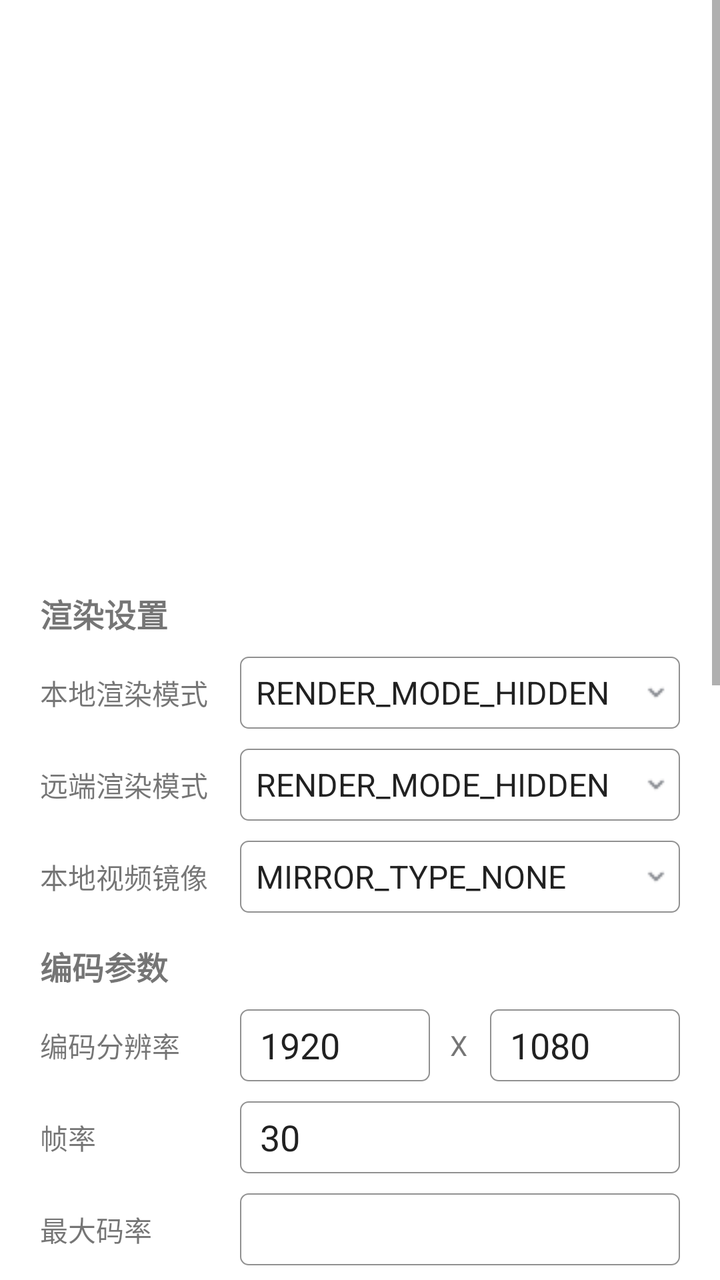
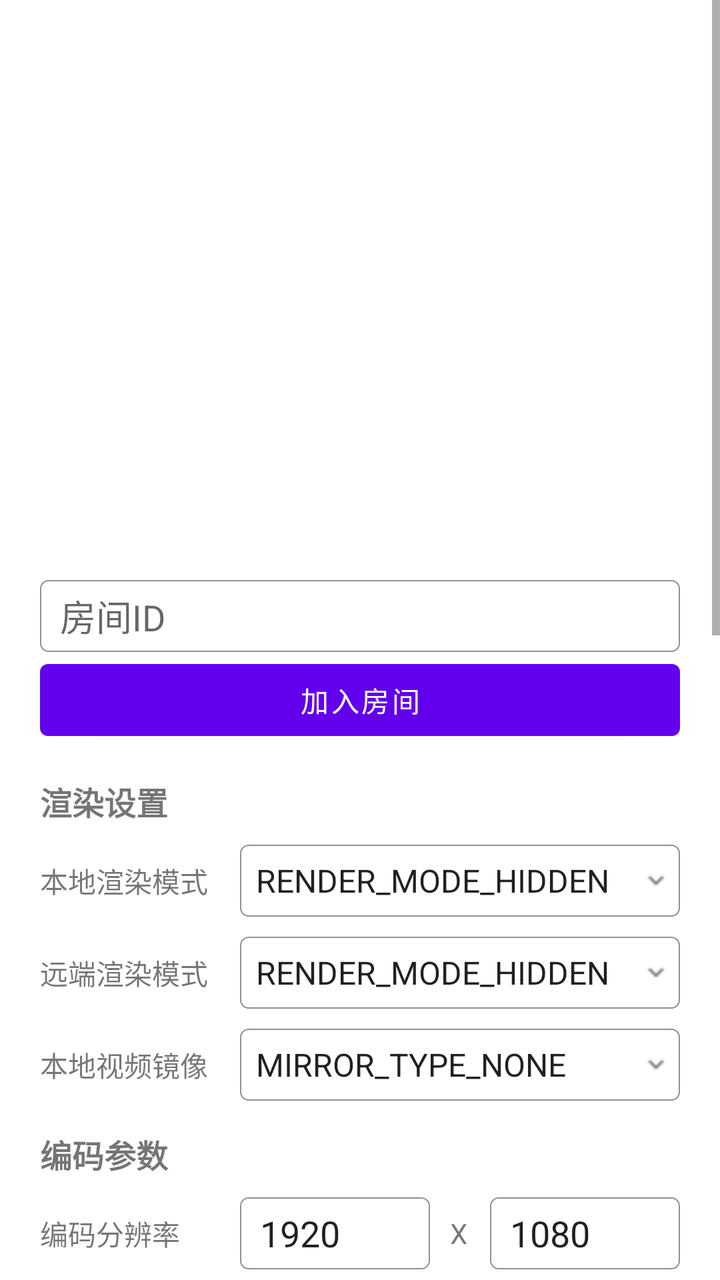

The first picture is an Android layout as it rendered before a commit; the second is the same layout after the commit. The layout source and the unified diff follow.
<!-- AndroidManifest.xml: application theme Theme.APIExample -->
<!-- res/layout/activity_video_config.xml -->
<?xml version="1.0" encoding="utf-8"?>
<ScrollView xmlns:android="http://schemas.android.com/apk/res/android"
    xmlns:app="http://schemas.android.com/apk/res-auto"
    xmlns:tools="http://schemas.android.com/tools"
    android:layout_width="match_parent"
    android:layout_height="match_parent"

    tools:context=".examples.VideoConfigActivity">

    <LinearLayout
        android:layout_width="match_parent"
        android:layout_height="wrap_content"
        android:orientation="vertical">


    <LinearLayout
        android:layout_width="match_parent"
        android:layout_height="280dp"
        android:orientation="horizontal">

        <FrameLayout
            android:id="@+id/local_view_container"
            android:layout_width="0dp"
            android:layout_height="match_parent"
            android:layout_weight="1"
            app:layout_constraintTop_toTopOf="parent"
            />

        <FrameLayout
            android:id="@+id/remote_view_container"
            android:layout_width="0dp"
            android:layout_height="match_parent"
            android:layout_weight="1"
            app:layout_constraintTop_toTopOf="parent"
            />

    </LinearLayout>

    <LinearLayout
        android:layout_width="match_parent"
        android:layout_height="wrap_content"
        android:orientation="vertical"
        android:layout_marginHorizontal="20dp">

        <TextView
            android:layout_width="match_parent"
            android:layout_height="wrap_content"
            android:textStyle="bold"
            android:text="渲染设置"
            android:layout_marginTop="15dp"
            android:textSize="16sp"/>

        <LinearLayout
            android:layout_width="match_parent"
            android:layout_height="wrap_content"
            android:gravity="center_vertical"
            android:layout_marginTop="10dp"
            android:orientation="horizontal">

            <TextView
                android:layout_width="100dp"
                android:layout_height="wrap_content"
                android:text="本地渲染模式"/>

            <Spinner
                android:id="@+id/local_render_mode_spinner"
                android:layout_width="match_parent"
                android:layout_height="36dp"
                android:entries="@array/renderMode"
                android:spinnerMode="dropdown"
                android:background="@drawable/spinner_bg"
                />

        </LinearLayout>

        <LinearLayout
            android:layout_width="match_parent"
            android:layout_height="wrap_content"
            android:gravity="center_vertical"
            android:layout_marginTop="10dp"
            android:orientation="horizontal">

            <TextView
                android:layout_width="100dp"
                android:layout_height="wrap_content"
                android:text="远端渲染模式"/>

            <Spinner
                android:id="@+id/remote_render_mode_spinner"
                android:layout_width="0dp"
                android:layout_height="36dp"
                android:layout_weight="1"
                android:entries="@array/renderMode"
                android:spinnerMode="dropdown"
                android:background="@drawable/spinner_bg"/>

        </LinearLayout>

        <LinearLayout
            android:layout_width="match_parent"
            android:layout_height="wrap_content"
            android:gravity="center_vertical"
            android:layout_marginTop="10dp"
            android:orientation="horizontal">

            <TextView
                android:layout_width="100dp"
                android:layout_height="wrap_content"
                android:text="本地视频镜像"/>

            <Spinner
                android:id="@+id/mirror_type_spinner"
                android:layout_width="0dp"
                android:layout_height="36dp"
                android:layout_weight="1"
                android:entries="@array/mirrorType"
                android:spinnerMode="dropdown"
                android:background="@drawable/spinner_bg"/>
        </LinearLayout>

        <TextView
            android:layout_width="match_parent"
            android:layout_height="wrap_content"
            android:textStyle="bold"
            android:text="编码参数"
            android:layout_marginTop="15dp"
            android:textSize="16sp"/>


        <LinearLayout
            android:layout_width="match_parent"
            android:layout_height="wrap_content"
            android:gravity="center_vertical"
            android:layout_marginTop="10dp"
            android:orientation="horizontal">

            <TextView
                android:layout_width="100dp"
                android:layout_height="wrap_content"
                android:text="编码分辨率"/>

            <EditText
                android:id="@+id/encoder_width"
                android:layout_width="0dp"
                android:layout_height="36dp"
                android:paddingLeft="10dp"
                android:layout_weight="1"
                android:background="@drawable/edit_background"
                android:inputType="number"
                android:text="1920"/>
            <TextView
                android:layout_width="10dp"
                android:layout_height="wrap_content"
                android:layout_marginHorizontal="10dp"
                android:text="X"/>

            <EditText
                android:id="@+id/encoder_height"
                android:layout_width="0dp"
                android:layout_height="36dp"
                android:paddingLeft="10dp"
                android:layout_weight="1"
                android:background="@drawable/edit_background"
                android:inputType="number"
                android:text="1080"
                />
        </LinearLayout>

        <LinearLayout
            android:layout_width="match_parent"
            android:layout_height="wrap_content"
            android:gravity="center_vertical"
            android:layout_marginTop="10dp"
            android:orientation="horizontal">

            <TextView
                android:layout_width="100dp"
                android:layout_height="wrap_content"
                android:inputType="number"
                android:text="帧率"/>

            <EditText
                android:id="@+id/encoder_frame_rate"
                android:layout_width="match_parent"
                android:layout_height="36dp"
                android:paddingLeft="10dp"
                android:background="@drawable/edit_background"
                android:text="30"/>

        </LinearLayout>

        <LinearLayout
            android:layout_width="match_parent"
            android:layout_height="wrap_content"
            android:gravity="center_vertical"
            android:layout_marginTop="10dp"
            android:orientation="horizontal">

            <TextView
                android:layout_width="100dp"
                android:layout_height="wrap_content"
                android:text="最大码率"/>

            <EditText
                android:id="@+id/max_bit_rate"
                android:layout_width="match_parent"
                android:layout_height="36dp"
                android:paddingLeft="10dp"
                android:background="@drawable/edit_background"
                android:inputType="number"/>
        </LinearLayout>

        <LinearLayout
            android:layout_width="match_parent"
            android:layout_height="wrap_content"
            android:gravity="center_vertical"
            android:layout_marginTop="10dp"
            android:orientation="horizontal">

            <TextView
                android:layout_width="100dp"
                android:layout_height="wrap_content"
                android:text="最小码率"/>

            <EditText
                android:id="@+id/min_bit_rate"
                android:layout_width="match_parent"
                android:layout_height="36dp"
                android:paddingLeft="10dp"
                android:background="@drawable/edit_background"
                android:inputType="number"/>
        </LinearLayout>
        <LinearLayout
            android:layout_width="match_parent"
            android:layout_height="wrap_content"
            android:gravity="center_vertical"
            android:layout_marginTop="10dp"
            android:orientation="horizontal">

            <TextView
                android:layout_width="100dp"
                android:layout_height="wrap_content"
                android:text="编码策略偏好"/>

            <Spinner
                android:id="@+id/encoder_preference_spinner"
                android:layout_width="match_parent"
                android:layout_height="36dp"
                android:layout_weight="1"
                android:entries="@array/encoderPreference"
                android:spinnerMode="dropdown"
                android:background="@drawable/spinner_bg"/>

        </LinearLayout>

        <Button
            android:id="@+id/btn_encoder_config"
            android:layout_width="match_parent"
            android:layout_height="wrap_content"
            android:text="设置编码配置"
            android:layout_gravity="right"/>

        <TextView
            android:layout_width="match_parent"
            android:layout_height="wrap_content"
            android:textStyle="bold"
            android:text="采集参数"
            android:layout_marginTop="15dp"
            android:textSize="16sp"/>

        <LinearLayout
            android:layout_width="match_parent"
            android:layout_height="wrap_content"
            android:gravity="center_vertical"
            android:orientation="horizontal"
            android:layout_marginTop="10dp">

            <TextView
                android:layout_width="100dp"
                android:layout_height="wrap_content"
                android:text="采集分辨率"/>

            <EditText
                android:id="@+id/capture_width"
                android:layout_width="0dp"
                android:layout_height="36dp"
                android:layout_weight="1"
                android:paddingLeft="10dp"
                android:background="@drawable/edit_background"
                android:inputType="number"
                android:text="1920"/>
            <TextView
                android:layout_width="10dp"
                android:layout_height="wrap_content"
                android:layout_marginHorizontal="10dp"
                android:text="X"/>

            <EditText
                android:id="@+id/capture_height"
                android:layout_width="0dp"
                android:layout_height="36dp"
                android:layout_weight="1"
                android:paddingLeft="10dp"
                android:background="@drawable/edit_background"
                android:inputType="number"
                android:text="1080"
                />
        </LinearLayout>



        <LinearLayout
            android:layout_width="match_parent"
            android:layout_height="wrap_content"
            android:gravity="center_vertical"
            android:orientation="horizontal"
            android:layout_marginTop="10dp">

            <TextView
                android:layout_width="100dp"
                android:layout_height="wrap_content"
                android:text="帧率"/>

            <EditText
                android:id="@+id/capture_frame_rate"
                android:layout_width="match_parent"
                android:layout_height="36dp"
                android:paddingLeft="10dp"
                android:background="@drawable/edit_background"
                android:text="30"/>

        </LinearLayout>

        <LinearLayout
            android:layout_width="match_parent"
            android:layout_height="wrap_content"
            android:gravity="center_vertical"
            android:orientation="horizontal"
            android:layout_marginTop="10dp">

            <TextView
                android:layout_width="100dp"
                android:layout_height="wrap_content"
                android:text="视频采集模式"/>

            <Spinner
                android:id="@+id/capture_preference_spinner"
                android:layout_width="match_parent"
                android:layout_height="36dp"
                android:layout_weight="1"
                android:entries="@array/capturePreference"
                android:spinnerMode="dropdown"
                android:background="@drawable/spinner_bg"/>

        </LinearLayout>

        <Button
            android:id="@+id/btn_capture_config"
            android:layout_width="match_parent"
            android:layout_height="wrap_content"
            android:text="设置采集配置"
            android:layout_gravity="right"/>

        <TextView
            android:layout_width="match_parent"
            android:layout_height="wrap_content"
            android:textStyle="bold"
            android:text="旋转设置"
            android:layout_marginTop="15dp"
            android:textSize="16sp"/>

        <LinearLayout
            android:layout_width="match_parent"
            android:layout_height="wrap_content"
            android:gravity="center_vertical"
            android:orientation="horizontal"
            android:layout_marginTop="10dp">

            <TextView
                android:layout_width="100dp"
                android:layout_height="wrap_content"
                android:layout_marginLeft="10dp"
                android:text="视频帧朝向"/>

            <Spinner
                android:id="@+id/video_orientation_spinner"
                android:layout_width="0dp"
                android:layout_height="36dp"
                android:layout_weight="1"
                android:entries="@array/videoOrientation"
                android:spinnerMode="dropdown"
                android:background="@drawable/spinner_bg"/>
        </LinearLayout>

        <LinearLayout
            android:layout_width="match_parent"
            android:layout_height="wrap_content"
            android:gravity="center_vertical"
            android:orientation="horizontal"
            android:layout_marginTop="10dp">

            <TextView
                android:layout_width="100dp"
                android:layout_height="wrap_content"
                android:layout_marginLeft="10dp"
                android:text="视频旋转模式"/>

            <Spinner
                android:id="@+id/video_rotation_mode_spinner"
                android:layout_width="0dp"
                android:layout_height="36dp"
                android:layout_weight="1"
                android:entries="@array/videoRotationMode"
                android:spinnerMode="dropdown"
                android:background="@drawable/spinner_bg"/>
        </LinearLayout>

        <LinearLayout
            android:layout_width="match_parent"
            android:layout_height="wrap_content"
            android:gravity="center_vertical"
            android:orientation="horizontal"
            android:layout_marginTop="20dp"
            >

            <Button
                android:id="@+id/btn_add_watermark"
                android:layout_width="wrap_content"
                android:layout_height="wrap_content"
                android:text="添加水印"
                />

            <Button
                android:id="@+id/btn_clear_watermark"
                android:layout_width="wrap_content"
                android:layout_height="wrap_content"
                android:layout_marginLeft="20dp"
                android:text="清除水印"
                />


        </LinearLayout>

    </LinearLayout>



    </LinearLayout>




</ScrollView>
<!-- resources referenced by this layout -->
<resources>
  <string-array name="capturePreference">
          <item>AUTO</item>
          <item>MANUAL</item>
          <item>AUTO_PERFORMANCE</item>
      </string-array>
  <string-array name="encoderPreference">
          <item>Disabled</item>
          <item>MaintainFramerate</item>
          <item>MaintainQuality</item>
          <item>Balance</item>
      </string-array>
  <string-array name="mirrorType">
          <item>MIRROR_TYPE_NONE</item>
          <item>MIRROR_TYPE_RENDER</item>
          <item>MIRROR_TYPE_RENDER_AND_ENCODER</item>
      </string-array>
  <string-array name="renderMode">
          <item>RENDER_MODE_HIDDEN</item>
          <item>RENDER_MODE_FIT</item>
          <item>RENDER_MODE_FILL</item>
      </string-array>
  <string-array name="videoOrientation">
          <item>Adaptive</item>
          <item>Portrait</item>
          <item>Landscape</item>
      </string-array>
  <string-array name="videoRotationMode">
          <item>FollowApp</item>
          <item>FollowGSensor</item>
      </string-array>
  <!-- drawable edit_background (drawable) -->
  <?xml version="1.0" encoding="utf-8"?>
  <shape xmlns:android="http://schemas.android.com/apk/res/android">
  
      <corners android:radius="4dp"/>
  
      <stroke android:width="0.5dp" android:color="#919191"/>
  
      <solid android:color="@color/white"/>
  </shape>
  <!-- drawable spinner_bg (drawable) -->
  <?xml version="1.0" encoding="utf-8"?>
  <layer-list xmlns:android="http://schemas.android.com/apk/res/android">
  
      
      <item>
          <shape>
              <solid android:color="@color/white"/> 
              <stroke android:color="#919191" android:width="0.5dp"/> 
              <corners android:radius="4dp"/> 
          </shape>
      </item>
  
      
      <item android:right="4dp" android:top="0dp" android:bottom="0dp">
          <bitmap
              android:src="@drawable/ic_down"
              android:gravity="end|center_vertical"
              android:adjustViewBounds="true"
              android:layout_width="1dp"
              android:layout_height="1dp"/>
      </item>
  
  </layer-list>
  <style name="Theme.APIExample" parent="Theme.MaterialComponents.DayNight.DarkActionBar">
          
          <item name="colorPrimary">@color/purple_500</item>
          <item name="colorPrimaryVariant">@color/purple_700</item>
          <item name="colorOnPrimary">@color/white</item>
          
          <item name="colorSecondary">@color/teal_200</item>
          <item name="colorSecondaryVariant">@color/teal_700</item>
          <item name="colorOnSecondary">@color/black</item>
          
          <item name="android:statusBarColor" tools:targetApi="21">?attr/colorPrimaryVariant</item>
          
  
          <item name="android:editTextBackground">@drawable/edit_background</item>
      </style>
  <color name="white">#FFFFFFFF</color>
  <!-- drawable ic_down: png bitmap (drawable-v24, 227 bytes) -->
  <color name="purple_500">#FF6200EE</color>
  <color name="purple_700">#FF3700B3</color>
  <color name="teal_200">#FF03DAC5</color>
  <color name="teal_700">#FF018786</color>
  <color name="black">#FF000000</color>
</resources>

<!-- the commit's change to res/layout/activity_video_config.xml (unified diff, before → after) -->
@@ -42,6 +42,33 @@
         android:orientation="vertical"
         android:layout_marginHorizontal="20dp">
 
+        <LinearLayout
+            android:id="@+id/main_room_layout"
+            android:layout_width="match_parent"
+            android:layout_height="wrap_content"
+            app:layout_constraintBottom_toTopOf="@id/transmit_room_layout"
+            android:orientation="vertical"
+            android:layout_marginTop="10dp"
+            >
+
+            <EditText
+                android:id="@+id/main_room_input"
+                android:layout_width="match_parent"
+                android:layout_height="36dp"
+                app:layout_constraintBottom_toBottomOf="parent"
+                app:layout_constraintLeft_toLeftOf="parent"
+                android:hint="房间ID"
+                android:paddingLeft="10dp"
+                />
+            <Button
+                android:id="@+id/btn_join_room"
+                android:layout_width="match_parent"
+                android:layout_height="wrap_content"
+                android:text="加入房间"
+                android:layout_gravity="right" />
+
+        </LinearLayout>
+
         <TextView
             android:layout_width="match_parent"
             android:layout_height="wrap_content"
<!-- resource entries referenced after the edit -->
@@ -9,7 +9,7 @@
           <item>Disabled</item>
           <item>MaintainFramerate</item>
           <item>MaintainQuality</item>
-          <item>Balance</item>
+          <item>Auto</item>
       </string-array>
   <string-array name="mirrorType">
           <item>MIRROR_TYPE_NONE</item>
